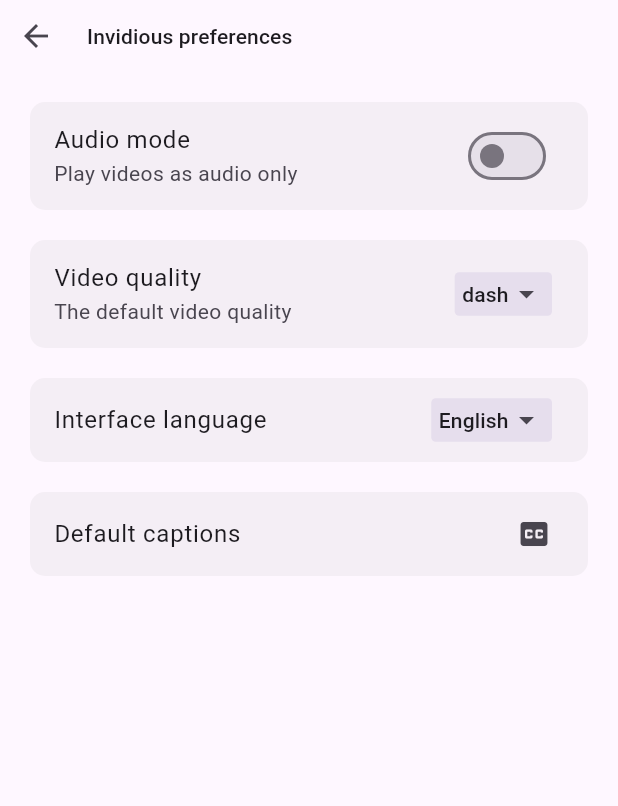
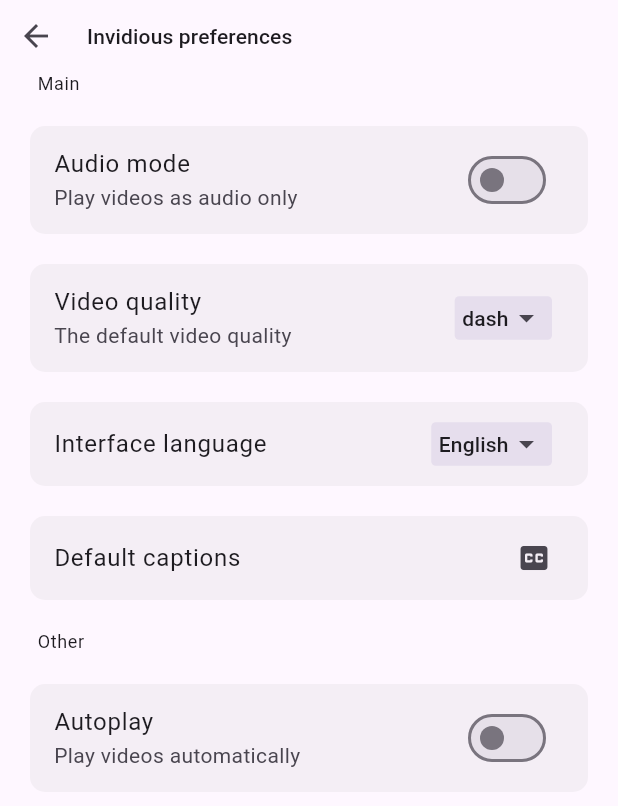
Before and after one commit to XxA7med66xX/forwardious, a Flutter app: the InvidiousPreferencesScreen screen opened directly, on a phone screen of 412 x 824 dp. Shown: the top 806 px of the screen. Run offline on Flutter 3.47's test engine with Material 3 defaults, Android fonts, the phone set to English and light mode, and no system bars; our stand-ins replace flutter_bloc, shared_preferences; missing offline and left inert: chrome_extension; accounts and stored records are empty; generated files the repository leaves out were written again; network calls fail.

Commit message:
Add autoplay option
When this option is enabled, the video will be played
automatically once you open it, If it is disabled, it
will not work until you click on the video.

```diff
--- /dev/null
+++ b/lib/backend/bloc/cubit/invidious/prefrences/auto_play_cubit.dart
@@ -0,0 +1,50 @@
+import 'dart:convert';
+
+import 'package:flutter_bloc/flutter_bloc.dart';
+import 'package:forwardious/backend/chrome_api/cookies/cookies.dart';
+import 'package:forwardious/backend/invidious/preferences.dart';
+import 'package:shared_preferences/shared_preferences.dart';
+
+class AutoPlayCubit extends Cubit<bool> {
+  AutoPlayCubit(this.prefs) : super(false);
+
+  final SharedPreferences prefs;
+
+  late bool isAutoPlay = prefs.getBool('autoPlay') ?? false;
+
+  enable() {
+    isAutoPlay = true;
+
+    prefs.setBool('autoPlay', true);
+
+    ChromeCookies.override(
+      //The name of the invidious cookies.
+      'PREFS',
+      //The targeted URL is the preferences URL of the current instance.
+      '${prefs.getString('currentInstance')!}/preferences',
+      //The preferences are encoded to JSON and then URL-encoded.
+      Uri.encodeComponent(jsonEncode(InvidiousPreferences.preferences(prefs))),
+    );
+
+    emit(true);
+  }
+
+  disable() {
+    isAutoPlay = false;
+
+    prefs.setBool('autoPlay', false);
+
+    ChromeCookies.override(
+      //The name of the invidious cookies.
+      'PREFS',
+      //The targeted URL is the preferences URL of the current instance.
+      '${prefs.getString('currentInstance')!}/preferences',
+      //The preferences are encoded to JSON and then URL-encoded.
+      Uri.encodeComponent(jsonEncode(InvidiousPreferences.preferences(prefs))),
+    );
+
+    emit(false);
+  }
+
+
+}
--- a/lib/backend/invidious/preferences.dart
+++ b/lib/backend/invidious/preferences.dart
@@ -14,7 +14,8 @@ class InvidiousPreferences {
       "listen": prefs.getBool('audioMode') ?? false,
       "quality": prefs.getString('videoQuality') ?? 'dash',
       "locale": prefs.getString('InstanceLocaleCode') ?? 'en-US',
-      "captions":prefs.getStringList('captions') ?? ["","",""]
+      "captions": prefs.getStringList('captions') ?? ["","",""],
+      "autoplay": prefs.getBool('autoPlay') ?? false
     };
     return config;
   }
--- /dev/null
+++ b/lib/frontend/screens/settings/sections/general/invidious_preferences/options/auto_play.dart
@@ -0,0 +1,31 @@
+import 'package:flutter/material.dart';
+import 'package:flutter_bloc/flutter_bloc.dart';
+import 'package:forwardious/backend/bloc/cubit/invidious/prefrences/auto_play_cubit.dart';
+import 'package:forwardious/frontend/modules/switch_tile.dart';
+import 'package:forwardious/i18n/strings.g.dart';
+
+class AutoPlay extends StatelessWidget {
+  const AutoPlay({
+    super.key,
+  });
+
+  @override
+  Widget build(BuildContext context) {
+    return BlocBuilder<AutoPlayCubit, bool>(
+      builder: (context, state) {
+        return SwitchTile(
+          title: context.t.settingsScreen.invidiousPreferences.autoPlay,
+          subtitle: context.t.settingsScreen.invidiousPreferences.autoPlaySubtitle,
+          value: context.watch<AutoPlayCubit>().isAutoPlay,
+          onChanged: (value) {
+            if (value) {
+              context.read<AutoPlayCubit>().enable();
+            } else {
+              context.read<AutoPlayCubit>().disable();
+            }
+          },
+        );
+      },
+    );
+  }
+}
--- a/lib/frontend/screens/settings/sections/general/invidious_preferences/preferences_screen.dart
+++ b/lib/frontend/screens/settings/sections/general/invidious_preferences/preferences_screen.dart
@@ -1,6 +1,8 @@
 import 'package:flutter/material.dart';
 import 'package:forwardious/frontend/modules/custom_flat_button.dart';
+import 'package:forwardious/frontend/modules/section_title.dart';
 import 'package:forwardious/frontend/screens/settings/sections/general/invidious_preferences/options/audio_mode.dart';
+import 'package:forwardious/frontend/screens/settings/sections/general/invidious_preferences/options/auto_play.dart';
 import 'package:forwardious/frontend/screens/settings/sections/general/invidious_preferences/options/default_captions/default_captions.dart';
 import 'package:forwardious/frontend/screens/settings/sections/general/invidious_preferences/options/instance_locale.dart';
 import 'package:forwardious/frontend/screens/settings/sections/general/invidious_preferences/options/video_quality.dart';
@@ -11,15 +13,18 @@ class InvidiousPreferencesScreen extends StatelessWidget {
 
   @override
   Widget build(BuildContext context) {
-    return const Scaffold(
+    return Scaffold(
       body: SingleChildScrollView(
         child: Column(
           children: [
-            CustomAppbar(),
-            AudioMode(),
-            VideoQuality(),
-            InstanceLocale(),
-            DefaultCaptions()
+            const CustomAppbar(),
+            SectionTitle(title: context.t.settingsScreen.Main),
+            const AudioMode(),
+            const VideoQuality(),
+            const InstanceLocale(),
+            const DefaultCaptions(),
+            SectionTitle(title: context.t.settingsScreen.other),
+            const AutoPlay(),
           ],
         ),
       ),
--- a/lib/i18n/strings.i18n.json
+++ b/lib/i18n/strings.i18n.json
@@ -42,8 +42,12 @@
         "first": "The first",
         "second": "The second",
         "third": "The third"
-      }
-    }
+      },
+      "autoPlay": "Autoplay",
+      "autoPlaySubtitle": "Play videos automatically"
+    },
+    "Main": "Main",
+    "other": "Other"
   },
   "errors": {
     "networkConnectionError": "Network connection error"
--- a/lib/i18n/strings_ar.i18n.json
+++ b/lib/i18n/strings_ar.i18n.json
@@ -42,8 +42,12 @@
         "first": "الأولى",
         "second": "الثانية",
         "third": "الثالثة"
-      }
-    }
+      },
+      "autoPlay": "التشغيل التلقائي",
+      "autoPlaySubtitle": "تشغيل الفيديوهات تلقائياً"
+    },
+    "Main": "الرئيسية",
+    "other": "أُخرى"
   },
   "errors": {
     "networkConnectionError": "خطأ في الإتصال بالشبكة"
--- a/lib/main.dart
+++ b/lib/main.dart
@@ -2,6 +2,7 @@ import 'package:flutter/material.dart';
 import 'package:flutter_bloc/flutter_bloc.dart';
 import 'package:forwardious/backend/bloc/cubit/chrome_settings/tab_behaviour_cubit.dart';
 import 'package:forwardious/backend/bloc/cubit/invidious/prefrences/audio_mode_cubit.dart';
+import 'package:forwardious/backend/bloc/cubit/invidious/prefrences/auto_play_cubit.dart';
 import 'package:forwardious/backend/bloc/cubit/invidious/prefrences/default_captions_cubit.dart';
 import 'package:forwardious/backend/bloc/cubit/invidious/prefrences/instance_language_cubit.dart';
 import 'package:forwardious/backend/bloc/cubit/invidious/prefrences/video_quality_cubit.dart';
@@ -47,6 +48,7 @@ class MainApp extends StatelessWidget {
         BlocProvider(create: (context) => VideoQualityCubit(prefs)),
         BlocProvider(create: (context) => InstanceLanguageCubit(prefs)),
         BlocProvider(create: (context) => DefaultCaptionsCubit(prefs)),
+        BlocProvider(create: (context) => AutoPlayCubit(prefs)),
       ],
       child: BlocBuilder<ThemeCubit, bool>(
         builder: (context, state) {
```
Also changed, not shown: lib/i18n/strings.g.dart.
